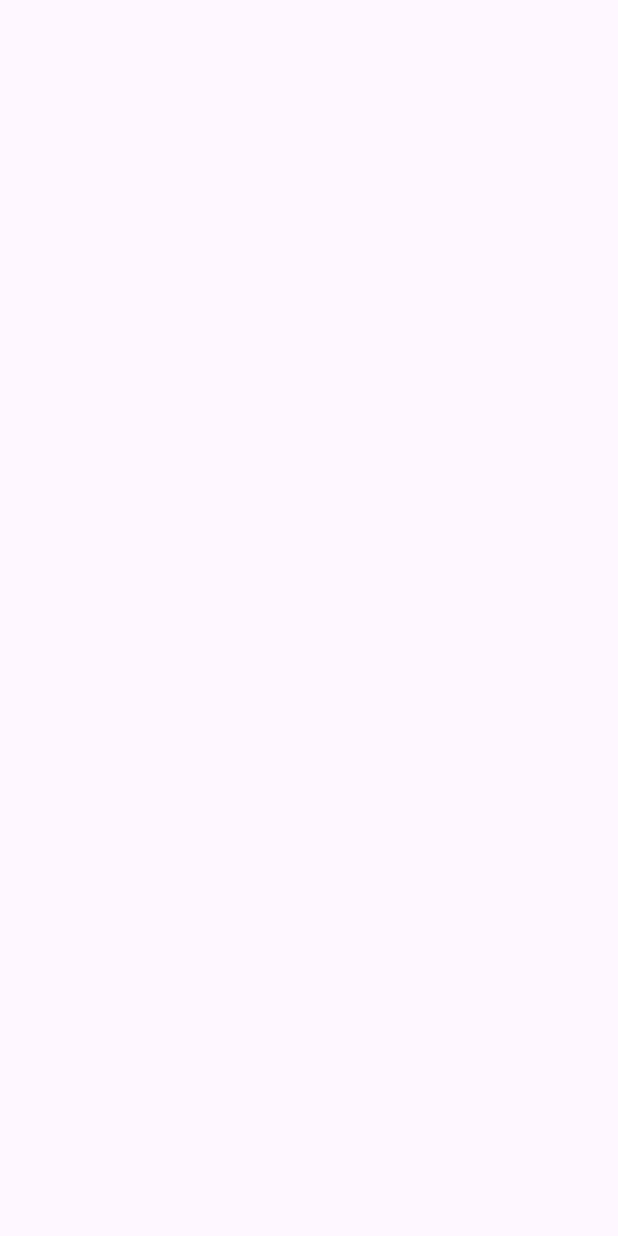
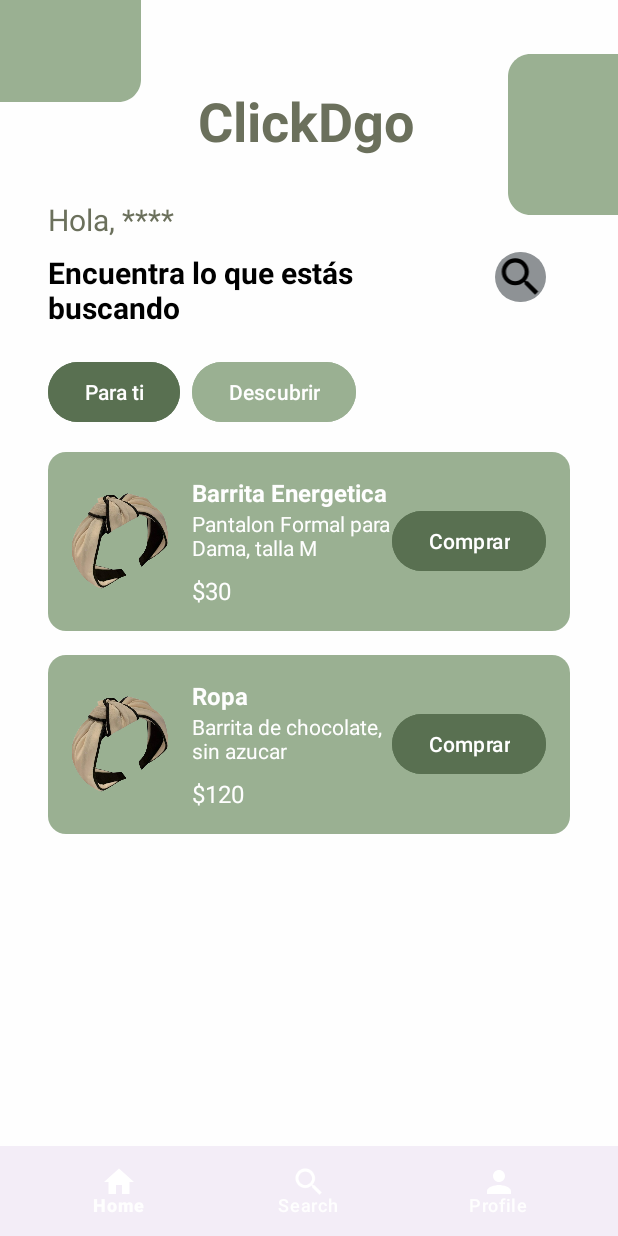
Before and after one commit to Miito456/ProyectoHackaton2024, an Android app: the VentanaPrincipal screen opened directly, with no data from a screen before it, on a phone screen of 412 x 824 dp. Before the commit the screen is empty. Run offline under Robolectric (Android 15) with nearby library versions, the phone set to English and light mode, and no system bars.

Commit message:
DatosProductos

```diff
--- a/app/src/main/AndroidManifest.xml
+++ b/app/src/main/AndroidManifest.xml
@@ -26,6 +26,9 @@
 
         <!-- Otras actividades -->
         <activity
+            android:name=".MainActivity"
+            android:exported="true" />
+        <activity
             android:name=".ProfileActivity"
             android:exported="true" />
         <activity
--- a/app/src/main/java/com/example/proyectohackathon/VentanaPrincipal.java
+++ b/app/src/main/java/com/example/proyectohackathon/VentanaPrincipal.java
@@ -1,10 +1,64 @@
 package com.example.proyectohackathon;
 
 import android.os.Bundle;
+import android.widget.TextView;
+import android.widget.Toast;
 
+import androidx.annotation.Nullable;
 import androidx.appcompat.app.AppCompatActivity;
 
+import com.example.proyectohackathon.Entidades.Productos;
+import com.example.proyectohackathon.db.dbEmpresas;
+import com.example.proyectohackathon.db.dbProductos;
+
+import java.util.ArrayList;
+
 public class VentanaPrincipal extends AppCompatActivity {
+    TextView productTit1,productDes1,productPrice1,productTit2,productPrice2;
+    @Override
+    protected void onCreate(@Nullable Bundle savedInstanceState) {
+        super.onCreate(savedInstanceState);
+        setContentView(R.layout.activity_ventana_principal);
+        productTit1 = (TextView) findViewById(R.id.productTitle1);
+        productDes1 = (TextView) findViewById(R.id.productDescription1);
+        productPrice1 = (TextView) findViewById(R.id.productPrice1);
+        productTit2 = (TextView) findViewById(R.id.productTitle2);
+        productPrice2 = (TextView) findViewById(R.id.productPrice2);
+        //Insert();
+        LeerProducto1();
+        LeerProducto2();
+    }
 
 
+    public void LeerProducto1(){
+        dbProductos cp1 = new dbProductos(VentanaPrincipal.this);
+        ArrayList<Productos> aProductos = cp1.ObtenerProductosPorId(1);
+        for (Productos producto: aProductos) {
+            //Toast.makeText(VentanaPrincipal.this, producto.getNombre(), Toast.LENGTH_LONG).show();
+
+            productTit1.setText(producto.getNombre());
+            productPrice1.setText("$"+String.valueOf(producto.getCosto()));
+        }
+    }
+
+    public void LeerProducto2(){
+        dbProductos cp1 = new dbProductos(VentanaPrincipal.this);
+        ArrayList<Productos> aProductos = cp1.ObtenerProductosPorId(2);
+        for (Productos producto: aProductos) {
+           // Toast.makeText(VentanaPrincipal.this, producto.getNombre(), Toast.LENGTH_LONG).show();
+
+            productTit2.setText(producto.getNombre());
+            productPrice2.setText("$"+String.valueOf(producto.getCosto()));
+        }
+    }
+
+//    public void Insert(){
+//        dbProductos inP1 = new dbProductos(VentanaPrincipal.this);
+//        Long id = inP1.insertarProductos("Teclado Mecánico",null,"Negro",1500,1,"No");
+//        if(id >0){
+//            Toast.makeText(VentanaPrincipal.this, "Registro Guradado", Toast.LENGTH_LONG).show();
+//        }else{
+//            Toast.makeText(VentanaPrincipal.this, "Error al guardar", Toast.LENGTH_LONG).show();
+//        }
+//    }
 }
--- a/app/src/main/java/com/example/proyectohackathon/db/dbProductos.java
+++ b/app/src/main/java/com/example/proyectohackathon/db/dbProductos.java
@@ -54,7 +54,7 @@ public class dbProductos extends DbHelper{
         if(cursorProductos.moveToFirst()){
             do{
                 Producto = new Productos();
-                Producto.setIdProducto(cursorProductos.getInt(0));
+                Producto.setIdEmpresa(cursorProductos.getInt(0));
                 Producto.setNombre(cursorProductos.getString(1));
                 Producto.setTalla(cursorProductos.getString(2));
                 Producto.setColor(cursorProductos.getString(3));
@@ -71,31 +71,61 @@ public class dbProductos extends DbHelper{
         return listaProductos;
     }
 
-    public ArrayList<Productos> ObtenerProductosPorId(int i){
+//    public ArrayList<Productos> ObtenerProductosPorId(int i){
+//        DbHelper dbHelper = new DbHelper(context);
+//        SQLiteDatabase db = dbHelper.getWritableDatabase();
+//        ArrayList<Productos> listaProductos = new ArrayList<>();
+//        Productos Producto = null;
+//        Cursor cursorProductos = null;
+//
+//        cursorProductos = db.rawQuery("SELECT * FROM "+TABLE_PRODUCTOS+" WHERE idProducto = "+i+" ", null);
+//
+//        if(cursorProductos.moveToFirst()){
+//            do{
+//                Producto = new Productos();
+//                Producto.setIdProducto(cursorProductos.getInt(0));
+//                Producto.setNombre(cursorProductos.getString(1));
+//                Producto.setTalla(cursorProductos.getString(2));
+//                Producto.setColor(cursorProductos.getString(3));
+//                Producto.setCosto(cursorProductos.getInt(4));
+//                Producto.setNivel(cursorProductos.getInt(5));
+//                Producto.setPersonalizable(cursorProductos.getString(6));
+//
+//
+//
+//                listaProductos.add(Producto);
+//            }while(cursorProductos.moveToNext());
+//        }
+//        cursorProductos.close();
+//        return listaProductos;
+//    }
+
+    public ArrayList<Productos> ObtenerProductosPorId(int i) {
         DbHelper dbHelper = new DbHelper(context);
         SQLiteDatabase db = dbHelper.getWritableDatabase();
         ArrayList<Productos> listaProductos = new ArrayList<>();
-        Productos Producto = null;
-        Cursor cursorProductos = null;
+        Productos producto = null;
 
-        cursorProductos = db.rawQuery("SELECT * FROM "+TABLE_PRODUCTOS+" WHERE idProductos = "+i+" ", null);
+        // Usa una consulta preparada para evitar inyecciones SQL
+        String query = "SELECT * FROM " + TABLE_PRODUCTOS + " WHERE idProducto = ?";
+        Cursor cursorProductos = db.rawQuery(query, new String[]{String.valueOf(i)});
 
-        if(cursorProductos.moveToFirst()){
-            do{
-                Producto = new Productos();
-                Producto.setIdProducto(cursorProductos.getInt(0));
-                Producto.setNombre(cursorProductos.getString(1));
-                Producto.setTalla(cursorProductos.getString(2));
-                Producto.setColor(cursorProductos.getString(3));
-                Producto.setCosto(cursorProductos.getInt(4));
-                Producto.setNivel(cursorProductos.getInt(5));
-                Producto.setPersonalizable(cursorProductos.getString(6));
+        if (cursorProductos.moveToFirst()) {
+            do {
+                producto = new Productos();
+                producto.setIdProducto(cursorProductos.getInt(0));
+                producto.setIdEmpresa(cursorProductos.getInt(1));
+                producto.setNombre(cursorProductos.getString(2));
+                producto.setTalla(cursorProductos.getString(3));
+                producto.setColor(cursorProductos.getString(4));
+                producto.setCosto(cursorProductos.getInt(5));
+                producto.setNivel(cursorProductos.getInt(6));
+                producto.setPersonalizable(cursorProductos.getString(7));
 
+                listaProductos.add(producto);
+            } while (cursorProductos.moveToNext());
+        }
 
-
-                listaProductos.add(Producto);
-            }while(cursorProductos.moveToNext());
-        }
         cursorProductos.close();
         return listaProductos;
     }
--- a/app/src/main/res/layout/activity_ventana_principal.xml
+++ b/app/src/main/res/layout/activity_ventana_principal.xml
@@ -172,7 +172,7 @@
                         android:id="@+id/productDescription1"
                         android:layout_width="wrap_content"
                         android:layout_height="wrap_content"
-                        android:text="Accesorios para el cabello personalizado"
+                        android:text="Pantalon Formal para Dama, talla M"
                         android:textColor="#FEFEFE"
                         android:textSize="14sp"/>
 
@@ -194,6 +194,66 @@
                     android:textColor="#FFF"
                     android:backgroundTint="#597051"/>
             </LinearLayout>
+
+                <!-- Producto 2 -->
+                <LinearLayout
+                    android:layout_width="match_parent"
+                    android:layout_height="wrap_content"
+                    android:orientation="horizontal"
+                    android:background="@drawable/product_card_background"
+                    android:layout_marginBottom="16dp"
+                    android:padding="16dp"
+                    android:gravity="center_vertical">
+
+                    <ImageView
+                        android:id="@+id/productImage2"
+                        android:layout_width="64dp"
+                        android:layout_height="64dp"
+                        android:src="@drawable/ic_hair_accessory"
+                        android:scaleType="centerCrop"/>
+
+                    <LinearLayout
+                        android:layout_width="0dp"
+                        android:layout_height="wrap_content"
+                        android:layout_weight="1"
+                        android:orientation="vertical"
+                        android:paddingStart="16dp">
+
+                        <TextView
+                            android:id="@+id/productTitle2"
+                            android:layout_width="wrap_content"
+                            android:layout_height="wrap_content"
+                            android:text="Ropa"
+                            android:textColor="#FEFEFE"
+                            android:textStyle="bold"
+                            android:textSize="16sp"/>
+
+                        <TextView
+                            android:id="@+id/productDescription2"
+                            android:layout_width="wrap_content"
+                            android:layout_height="wrap_content"
+                            android:text="Barrita de chocolate, sin azucar"
+                            android:textColor="#FEFEFE"
+                            android:textSize="14sp"/>
+
+                        <TextView
+                            android:id="@+id/productPrice2"
+                            android:layout_width="wrap_content"
+                            android:layout_height="wrap_content"
+                            android:text="$120"
+                            android:textColor="#FEFEFE"
+                            android:textSize="16sp"
+                            android:layout_marginTop="8dp"/>
+                    </LinearLayout>
+
+                    <Button
+                        android:id="@+id/buyButton2"
+                        android:layout_width="wrap_content"
+                        android:layout_height="wrap_content"
+                        android:text="Comprar"
+                        android:textColor="#FFF"
+                        android:backgroundTint="#597051"/>
+                </LinearLayout>
 
         </LinearLayout>
 
```
Also changed, not shown: app/src/main/java/com/example/proyectohackathon/MainActivity.java (+17 -9 lines), app/src/main/res/layout/activity_main.xml (+10 -0 lines).
